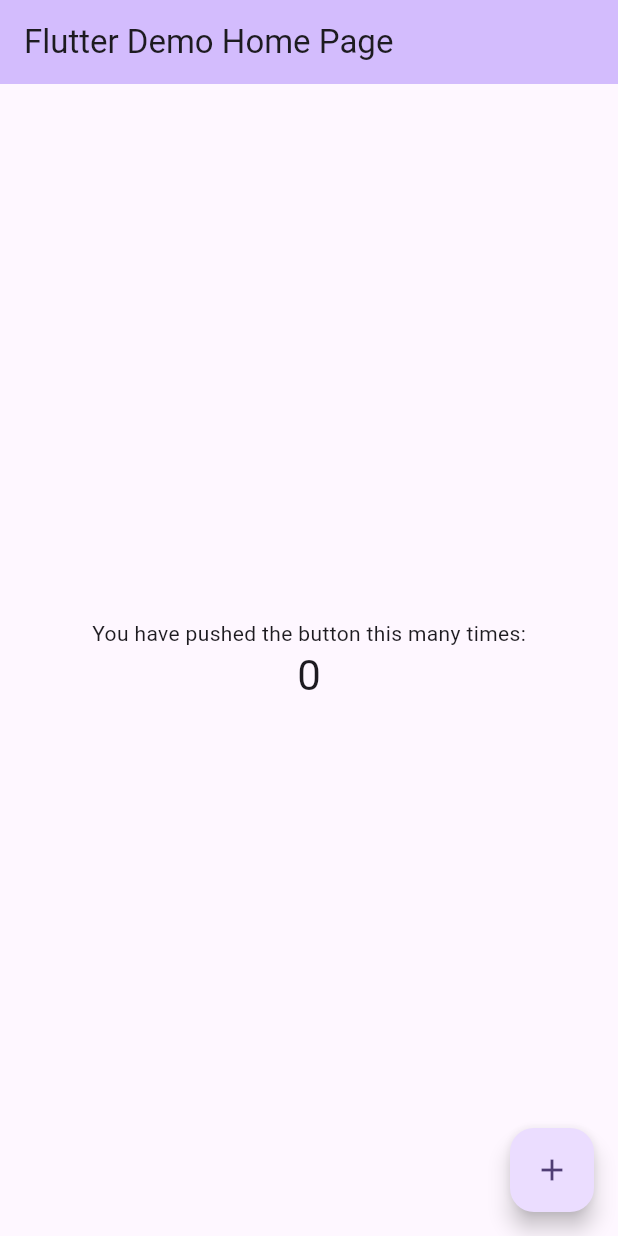
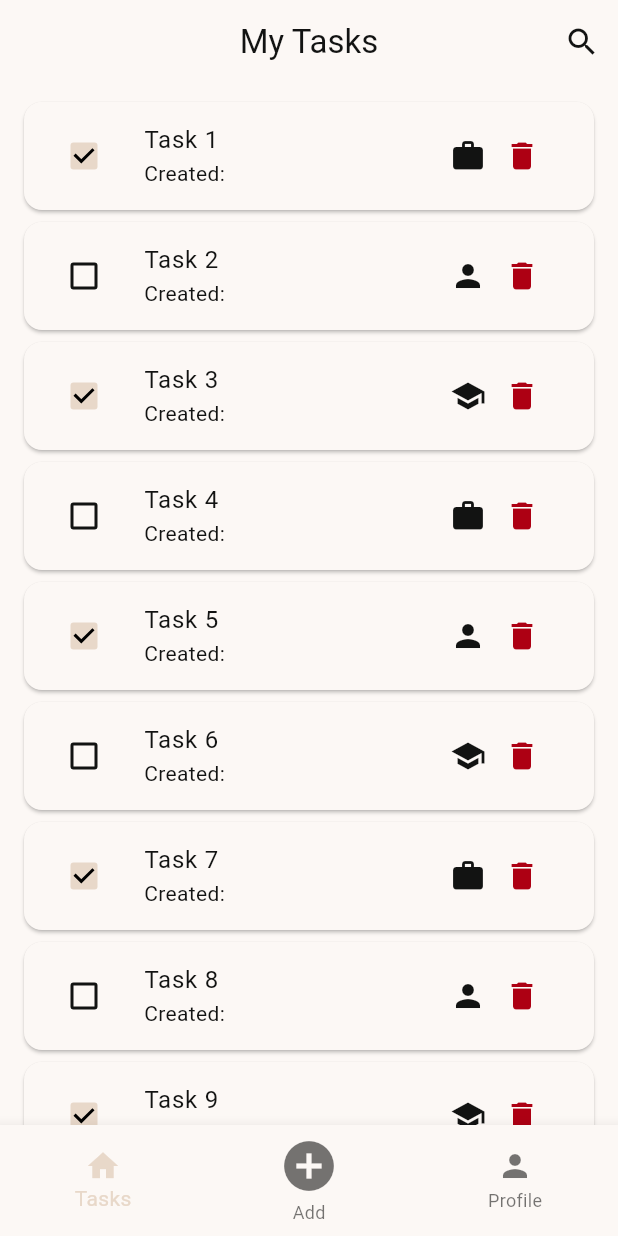
Before and after one commit to PufferFish5/zombe-peremirie, a Flutter app: the screen it shows after launch, on a phone screen of 412 x 824 dp. Run offline on Flutter 3.47's test engine with Material 3 defaults, Android fonts, the phone set to English and light mode, and no system bars.

Commit message:
flop flop

```diff
--- a/flut_proj/flop3/lib/main.dart
+++ b/flut_proj/flop3/lib/main.dart
@@ -1,122 +1,52 @@
 import 'package:flutter/material.dart';
+import 'screens/add_task_screen.dart';
+import 'screens/task_detail_screen.dart';
+import 'screens/task_list_screen.dart';
 
-void main() {
-  runApp(const MyApp());
-}
+
+void main() => runApp(const MyApp());
+
+final ThemeData lightTheme = ThemeData(
+  useMaterial3: true,
+  colorScheme: const ColorScheme.light(
+    primary: Color(0xFFE8D8C9),
+    onPrimary: Colors.black,
+    secondary: Color(0xFF4B607F),
+    onSecondary: Colors.white,
+    surface: Color(0xFFFCF8F5),
+    onSurface: Color(0xFF121312),
+  ),
+);
+final ThemeData darkTheme = ThemeData(
+  useMaterial3: true,
+  colorScheme: const ColorScheme.dark(
+    primary: Color(0xFF121212),
+    onPrimary: Colors.white,
+    secondary: Color(0xFFF3701E),
+    onSecondary: Colors.black,
+    //surface: Color(0xFF1F1B24),
+    surface: Color(0xFF1A1A1A),
+    onSurface: Colors.white,
+  ),
+);
 
 class MyApp extends StatelessWidget {
   const MyApp({super.key});
 
-  // This widget is the root of your application.
   @override
   Widget build(BuildContext context) {
     return MaterialApp(
-      title: 'Flutter Demo',
-      theme: ThemeData(
-        // This is the theme of your application.
-        //
-        // TRY THIS: Try running your application with "flutter run". You'll see
-        // the application has a purple toolbar. Then, without quitting the app,
-        // try changing the seedColor in the colorScheme below to Colors.green
-        // and then invoke "hot reload" (save your changes or press the "hot
-        // reload" button in a Flutter-supported IDE, or press "r" if you used
-        // the command line to start the app).
-        //
-        // Notice that the counter didn't reset back to zero; the application
-        // state is not lost during the reload. To reset the state, use hot
-        // restart instead.
-        //
-        // This works for code too, not just values: Most code changes can be
-        // tested with just a hot reload.
-        colorScheme: .fromSeed(seedColor: Colors.deepPurple),
-      ),
-      home: const MyHomePage(title: 'Flutter Demo Home Page'),
+      title: 'What to do?',
+      debugShowCheckedModeBanner: false,
+      initialRoute: '/',
+      theme: lightTheme,
+      darkTheme: darkTheme,
+      themeMode: ThemeMode.system,
+      routes: {
+        '/': (context) => const ListScreen(),
+        '/add': (context) => const AddScreen(),
+        '/details': (context) => const DetailScreen(),
+      },
     );
   }
 }
-
-class MyHomePage extends StatefulWidget {
-  const MyHomePage({super.key, required this.title});
-
-  // This widget is the home page of your application. It is stateful, meaning
-  // that it has a State object (defined below) that contains fields that affect
-  // how it looks.
-
-  // This class is the configuration for the state. It holds the values (in this
-  // case the title) provided by the parent (in this case the App widget) and
-  // used by the build method of the State. Fields in a Widget subclass are
-  // always marked "final".
-
-  final String title;
-
-  @override
-  State<MyHomePage> createState() => _MyHomePageState();
-}
-
-class _MyHomePageState extends State<MyHomePage> {
-  int _counter = 0;
-
-  void _incrementCounter() {
-    setState(() {
-      // This call to setState tells the Flutter framework that something has
-      // changed in this State, which causes it to rerun the build method below
-      // so that the display can reflect the updated values. If we changed
-      // _counter without calling setState(), then the build method would not be
-      // called again, and so nothing would appear to happen.
-      _counter++;
-    });
-  }
-
-  @override
-  Widget build(BuildContext context) {
-    // This method is rerun every time setState is called, for instance as done
-    // by the _incrementCounter method above.
-    //
-    // The Flutter framework has been optimized to make rerunning build methods
-    // fast, so that you can just rebuild anything that needs updating rather
-    // than having to individually change instances of widgets.
-    return Scaffold(
-      appBar: AppBar(
-        // TRY THIS: Try changing the color here to a specific color (to
-        // Colors.amber, perhaps?) and trigger a hot reload to see the AppBar
-        // change color while the other colors stay the same.
-        backgroundColor: Theme.of(context).colorScheme.inversePrimary,
-        // Here we take the value from the MyHomePage object that was created by
-        // the App.build method, and use it to set our appbar title.
-        title: Text(widget.title),
-      ),
-      body: Center(
-        // Center is a layout widget. It takes a single child and positions it
-        // in the middle of the parent.
-        child: Column(
-          // Column is also a layout widget. It takes a list of children and
-          // arranges them vertically. By default, it sizes itself to fit its
-          // children horizontally, and tries to be as tall as its parent.
-          //
-          // Column has various properties to control how it sizes itself and
-          // how it positions its children. Here we use mainAxisAlignment to
-          // center the children vertically; the main axis here is the vertical
-          // axis because Columns are vertical (the cross axis would be
-          // horizontal).
-          //
-          // TRY THIS: Invoke "debug painting" (choose the "Toggle Debug Paint"
-          // action in the IDE, or press "p" in the console), to see the
-          // wireframe for each widget.
-          mainAxisAlignment: .center,
-          children: [
-            const Text('You have pushed the button this many times:'),
-            Text(
-              '$_counter',
-              style: Theme.of(context).textTheme.headlineMedium,
-            ),
-          ],
-        ),
-      ),
-      floatingActionButton: FloatingActionButton(
-        onPressed: _incrementCounter,
-        tooltip: 'Increment',
-        child: const Icon(Icons.add),
-      ),
-    );
-  }
-}
--- /dev/null
+++ b/flut_proj/flop3/lib/screens/task_list_screen.dart
@@ -0,0 +1,81 @@
+import 'package:flutter/material.dart';
+class ListScreen extends StatelessWidget {
+  const ListScreen({super.key});
+  @override
+  Widget build(BuildContext context) {
+    return Scaffold(
+      appBar: AppBar(
+        title: const Text('My Tasks'),
+        centerTitle: true,
+        actions: [
+          IconButton(
+            icon: const Icon(Icons.search),
+            onPressed: () {
+            },
+          ),
+        ],
+      ),
+      body: ListView.builder(
+        padding: const EdgeInsets.all(8.0),
+        itemCount: 10,
+        itemBuilder: (context, index) {
+          return Card(
+            margin: const EdgeInsets.symmetric(vertical:4.0, horizontal: 8.0),
+            child: ListTile(
+              leading: Checkbox(
+                value: index % 2 == 0,
+                onChanged: (value) {
+                },
+              ),
+              title: Text('Task ${index + 1}'),
+              subtitle: Text('Created:'),
+              trailing: Row(
+                mainAxisSize: MainAxisSize.min,
+                children: [
+                  Icon(
+                    index % 3 == 0 ? Icons.work :
+                    index % 3 == 1 ? Icons.person : Icons.school
+                  ),
+                  IconButton(
+                    icon: const Icon(Icons.delete, color: Color(0xFFad0013)),
+                    onPressed: () {},
+                  ),
+                ],
+              ),
+              onTap: () {
+                Navigator.pushNamed(
+                  context,
+                  '/details',
+                  arguments: "Task"
+                );
+              }
+            ),
+          );
+        },
+      ),
+      bottomNavigationBar: BottomNavigationBar(
+        currentIndex: 0,
+        type: BottomNavigationBarType.fixed,
+        onTap: (index) {
+          if (index == 1) {
+            Navigator.pushNamed(context, '/add');
+          }
+        },
+        items: const [
+          BottomNavigationBarItem(
+            icon: Icon(Icons.home),
+            label: 'Tasks',
+          ),
+          BottomNavigationBarItem(
+            icon: Icon(Icons.add_circle, size: 40),
+            label: 'Add',
+          ),
+          BottomNavigationBarItem(
+            icon: Icon(Icons.person),
+            label: 'Profile',
+          ),
+        ],
+      ),
+    );
+  }
+}
```
Also changed, not shown: flut_proj/flop3/lib/screens/add_task_screen.dart (added, +209 -0 lines), flut_proj/flop3/lib/screens/task_detail_screen.dart (added, +190 -0 lines), 4 other files.
